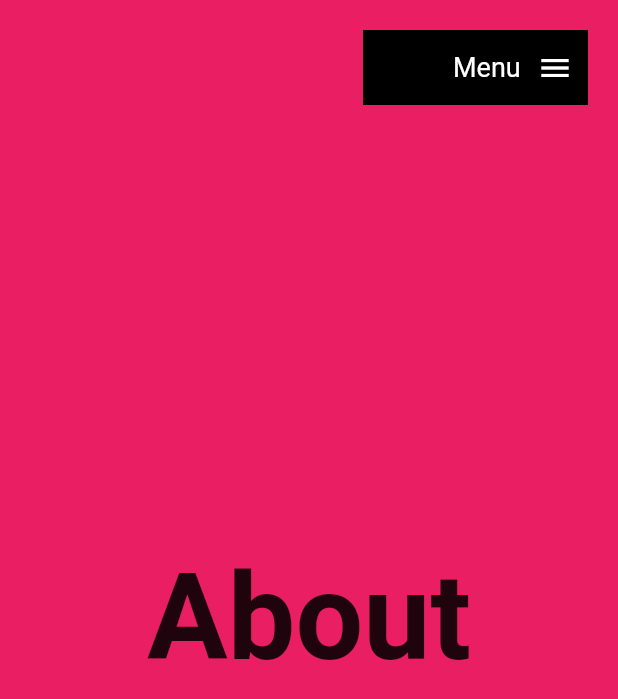
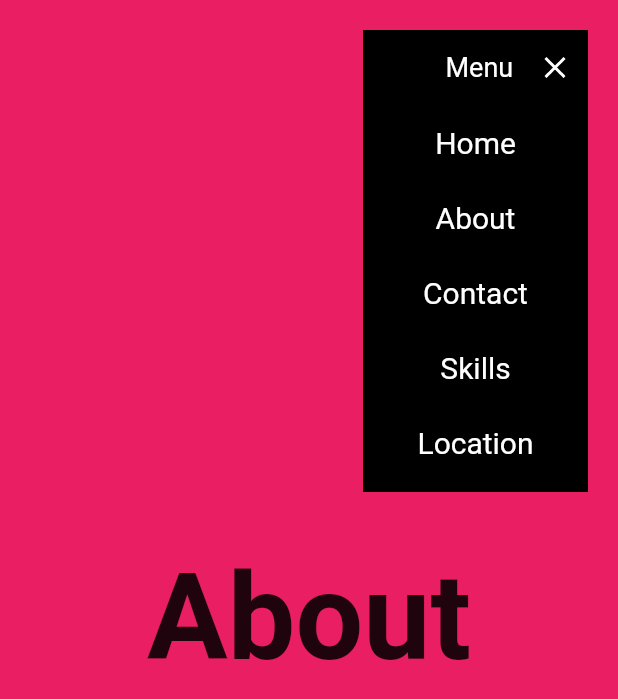
Before and after one commit to GbrielGarcia/web_responsive, a Flutter app: the screen it shows after launch, scrolled down 576 dp, after a tap on "Menu", on a phone screen of 412 x 824 dp. Shown: the top 699 px of the screen. Run offline on Flutter 3.47's test engine with Material 2 defaults, Android fonts, the phone set to English and light mode, and no system bars; our stand-ins replace animate_do, animated_splash_screen, fluro, google_fonts.

Commit message:
menu terminado

```diff
--- a/lib/pages/home/home.dart
+++ b/lib/pages/home/home.dart
@@ -4,6 +4,7 @@ import 'package:web_responsive_ui/pages/views/LocationView.dart';
 import 'package:web_responsive_ui/pages/views/about_view.dart';
 import 'package:web_responsive_ui/pages/views/contact_view.dart';
 import 'package:web_responsive_ui/pages/views/home_view.dart';
+import 'package:web_responsive_ui/pages/views/skills.dart';
 
 class HomePage extends StatelessWidget {
   const HomePage({Key? key}) : super(key: key);
@@ -47,6 +48,7 @@ class HomeBody extends StatelessWidget {
         AboutView(),
         ContactView(),
         LocationView(),
+        SkillsViews(),
       ],
     );
   }
--- a/lib/pages/shared/menu/custom_app_menu.dart
+++ b/lib/pages/shared/menu/custom_app_menu.dart
@@ -1,5 +1,6 @@
 import 'package:flutter/material.dart';
 import 'package:google_fonts/google_fonts.dart';
+import 'package:web_responsive_ui/pages/shared/menu_items/custom_menu_items.dart';
 
 class CustomAppMenu extends StatefulWidget {
   const CustomAppMenu({Key? key}) : super(key: key);
@@ -8,8 +9,19 @@ class CustomAppMenu extends StatefulWidget {
   _CustomAppMenuState createState() => _CustomAppMenuState();
 }
 
-class _CustomAppMenuState extends State<CustomAppMenu> {
+class _CustomAppMenuState extends State<CustomAppMenu>
+    with SingleTickerProviderStateMixin {
   bool isOpen = false;
+  late AnimationController controller;
+
+  @override
+  void initState() {
+    // TODO: implement initState
+    super.initState();
+    controller =
+        AnimationController(vsync: this, duration: Duration(milliseconds: 200));
+  }
+
   @override
   Widget build(BuildContext context) {
     return MouseRegion(
@@ -17,25 +29,33 @@ class _CustomAppMenuState extends State<CustomAppMenu> {
       child: GestureDetector(
         onTap: () {
           setState(() {
+            if (isOpen) {
+              controller.reverse();
+            } else {
+              controller.forward();
+            }
             isOpen = !isOpen;
           });
         },
         child: Container(
           padding: EdgeInsets.symmetric(horizontal: 10),
           width: 150,
-          height: 50,
+          // menu abierto?
+          height: isOpen ? 308 : 50,
           color: Colors.black,
-          child: Row(
+          child: Column(
             children: [
-              AnimatedContainer(
-                duration: Duration(milliseconds: 200),
-                curve: Curves.easeInOut,
-                width: isOpen ? 50 : 0,
-              ),
-              Text('Menu',
-                  style: GoogleFonts.roboto(color: Colors.white, fontSize: 18)),
-              Spacer(),
-              Icon(Icons.menu, color: Colors.white)
+              _MenuTitle(isOpen: isOpen, controller: controller),
+              if (isOpen) ...[
+                CustomMenuItem(delay: 0, text: 'Home', onPressed: () {}),
+                CustomMenuItem(delay: 30, text: 'About', onPressed: () {}),
+                CustomMenuItem(delay: 60, text: 'Contact', onPressed: () {}),
+                CustomMenuItem(delay: 90, text: 'Skills', onPressed: () {}),
+                CustomMenuItem(delay: 120, text: 'Location', onPressed: () {}),
+                SizedBox(
+                  height: 8,
+                )
+              ]
             ],
           ),
         ),
@@ -43,3 +63,39 @@ class _CustomAppMenuState extends State<CustomAppMenu> {
     );
   }
 }
+
+class _MenuTitle extends StatelessWidget {
+  const _MenuTitle({
+    Key? key,
+    required this.isOpen,
+    required this.controller,
+  }) : super(key: key);
+
+  final bool isOpen;
+  final AnimationController controller;
+
+  @override
+  Widget build(BuildContext context) {
+    return Container(
+      width: 150,
+      height: 50,
+      child: Row(
+        children: [
+          AnimatedContainer(
+            duration: Duration(milliseconds: 200),
+            curve: Curves.easeInOut,
+            width: isOpen ? 45 : 0,
+          ),
+          Text('Menu',
+              style: GoogleFonts.roboto(color: Colors.white, fontSize: 18)),
+          Spacer(),
+          AnimatedIcon(
+            icon: AnimatedIcons.menu_close,
+            progress: controller,
+            color: Colors.white,
+          )
+        ],
+      ),
+    );
+  }
+}
--- /dev/null
+++ b/lib/pages/shared/menu_items/custom_menu_items.dart
@@ -0,0 +1,47 @@
+import 'package:animate_do/animate_do.dart';
+import 'package:flutter/material.dart';
+import 'package:google_fonts/google_fonts.dart';
+
+class CustomMenuItem extends StatefulWidget {
+  final String text;
+  final Function onPressed;
+  final int delay;
+
+  const CustomMenuItem(
+      {Key? key, required this.text, required this.onPressed, this.delay = 0})
+      : super(key: key);
+  @override
+  _CustomMenuItemState createState() => _CustomMenuItemState();
+}
+
+class _CustomMenuItemState extends State<CustomMenuItem> {
+  bool isHover = false;
+
+  @override
+  Widget build(BuildContext context) {
+    return FadeInLeft(
+      from: 10,
+      duration: Duration(milliseconds: 150),
+      delay: Duration(milliseconds: widget.delay),
+      child: MouseRegion(
+        onEnter: (_) => setState(() => isHover = true),
+        onExit: (_) => setState(() => isHover = false),
+        child: GestureDetector(
+          onTap: () => widget.onPressed(),
+          child: AnimatedContainer(
+            duration: Duration(milliseconds: 300),
+            width: 150,
+            height: 50,
+            color: isHover ? Colors.pinkAccent : Colors.transparent,
+            child: Center(
+              child: Text(
+                widget.text,
+                style: GoogleFonts.roboto(fontSize: 20, color: Colors.white),
+              ),
+            ),
+          ),
+        ),
+      ),
+    );
+  }
+}
--- /dev/null
+++ b/lib/pages/views/skills.dart
@@ -0,0 +1,25 @@
+import 'package:flutter/material.dart';
+import 'package:google_fonts/google_fonts.dart';
+
+class SkillsViews extends StatelessWidget {
+  const SkillsViews({Key? key}) : super(key: key);
+
+  @override
+  Widget build(BuildContext context) {
+    return Container(
+      color: Colors.blue,
+      child: Center(
+        child: FittedBox(
+          fit: BoxFit.contain,
+          child: Text(
+            'Contact',
+            style: GoogleFonts.montserratAlternates(
+              fontSize: 80,
+              fontWeight: FontWeight.bold,
+            ),
+          ),
+        ),
+      ),
+    );
+  }
+}
```
Also changed, not shown: pubspec.yaml (+4 -3 lines), pubspec.lock, 3 other files.
